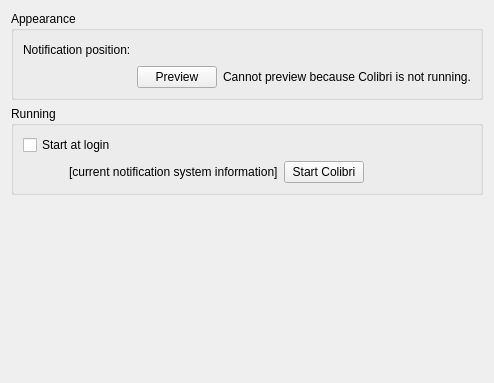
KDE/colibri, file kcm/controlmodule.ui: the form before one commit.
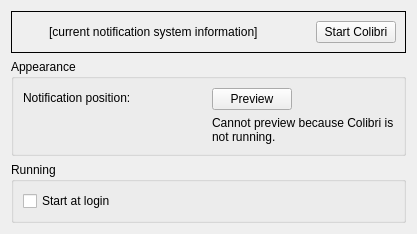
The form after the commit. Custom widgets are drawn as their Qt base class.

```diff
--- a/kcm/controlmodule.ui
+++ b/kcm/controlmodule.ui
@@ -6,16 +6,81 @@
    <rect>
     <x>0</x>
     <y>0</y>
-    <width>410</width>
-    <height>383</height>
+    <width>417</width>
+    <height>234</height>
    </rect>
   </property>
   <layout class="QVBoxLayout" name="verticalLayout_3">
+   <item>
+    <widget class="QFrame" name="stateContainer">
+     <property name="autoFillBackground">
+      <bool>true</bool>
+     </property>
+     <property name="frameShape">
+      <enum>QFrame::Box</enum>
+     </property>
+     <property name="frameShadow">
+      <enum>QFrame::Plain</enum>
+     </property>
+     <layout class="QHBoxLayout" name="horizontalLayout_2">
+      <item>
+       <widget class="QLabel" name="stateIconLabel">
+        <property name="sizePolicy">
+         <sizepolicy hsizetype="Fixed" vsizetype="Fixed">
+          <horstretch>0</horstretch>
+          <verstretch>0</verstretch>
+         </sizepolicy>
+        </property>
+        <property name="minimumSize">
+         <size>
+          <width>22</width>
+          <height>22</height>
+         </size>
+        </property>
+        <property name="text">
+         <string/>
+        </property>
+       </widget>
+      </item>
+      <item>
+       <widget class="QLabel" name="stateTextLabel">
+        <property name="sizePolicy">
+         <sizepolicy hsizetype="Expanding" vsizetype="Preferred">
+          <horstretch>0</horstretch>
+          <verstretch>0</verstretch>
+         </sizepolicy>
+        </property>
+        <property name="text">
+         <string notr="true">[current notification system information]</string>
+        </property>
+        <property name="wordWrap">
+         <bool>true</bool>
+        </property>
+       </widget>
+      </item>
+      <item>
+       <widget class="QPushButton" name="startButton">
+        <property name="sizePolicy">
+         <sizepolicy hsizetype="Fixed" vsizetype="Fixed">
+          <horstretch>0</horstretch>
+          <verstretch>0</verstretch>
+         </sizepolicy>
+        </property>
+        <property name="text">
+         <string>Start Colibri</string>
+        </property>
+       </widget>
+      </item>
+     </layout>
+    </widget>
+   </item>
    <item>
     <widget class="QGroupBox" name="groupBox">
      <property name="title">
       <string>Appearance</string>
      </property>
+     <layout class="QHBoxLayout" name="horizontalLayout_3">
+      <item>
      <layout class="QFormLayout" name="formLayout">
       <item row="0" column="0">
        <widget class="QLabel" name="label">
@@ -36,7 +101,7 @@
           </property>
           <property name="sizeHint" stdset="0">
            <size>
-            <width>40</width>
+              <width>0</width>
             <height>20</height>
            </size>
           </property>
@@ -44,31 +109,49 @@
         </item>
        </layout>
       </item>
-      <item row="1" column="1">
-       <layout class="QHBoxLayout" name="horizontalLayout_3">
+       </layout>
+      </item>
         <item>
+       <layout class="QGridLayout" name="gridLayout">
+        <item row="0" column="0">
          <widget class="QPushButton" name="previewButton">
           <property name="text">
            <string>Preview</string>
           </property>
          </widget>
         </item>
-        <item>
+        <item row="0" column="1">
+         <spacer name="horizontalSpacer_4">
+          <property name="orientation">
+           <enum>Qt::Horizontal</enum>
+          </property>
+          <property name="sizeHint" stdset="0">
+           <size>
+            <width>40</width>
+            <height>20</height>
+           </size>
+          </property>
+         </spacer>
+        </item>
+        <item row="1" column="0" colspan="2">
          <widget class="QLabel" name="previewImpossibleLabel">
           <property name="text">
            <string>Cannot preview because Colibri is not running.</string>
           </property>
+          <property name="wordWrap">
+           <bool>true</bool>
+          </property>
          </widget>
         </item>
-        <item>
-         <spacer name="horizontalSpacer_4">
+        <item row="2" column="0">
+         <spacer name="verticalSpacer_2">
           <property name="orientation">
-           <enum>Qt::Horizontal</enum>
+           <enum>Qt::Vertical</enum>
           </property>
           <property name="sizeHint" stdset="0">
            <size>
-            <width>40</width>
-            <height>20</height>
+            <width>20</width>
+            <height>10</height>
            </size>
           </property>
          </spacer>
@@ -91,84 +174,6 @@
         </property>
        </widget>
       </item>
-      <item>
-       <layout class="QHBoxLayout" name="horizontalLayout_2">
-        <item>
-         <spacer name="horizontalSpacer_2">
-          <property name="orientation">
-           <enum>Qt::Horizontal</enum>
-          </property>
-          <property name="sizeType">
-           <enum>QSizePolicy::Fixed</enum>
-          </property>
-          <property name="sizeHint" stdset="0">
-           <size>
-            <width>24</width>
-            <height>20</height>
-           </size>
-          </property>
-         </spacer>
-        </item>
-        <item>
-         <widget class="QLabel" name="stateIconLabel">
-          <property name="sizePolicy">
-           <sizepolicy hsizetype="Fixed" vsizetype="Fixed">
-            <horstretch>0</horstretch>
-            <verstretch>0</verstretch>
-           </sizepolicy>
-          </property>
-          <property name="minimumSize">
-           <size>
-            <width>16</width>
-            <height>16</height>
-           </size>
-          </property>
-          <property name="text">
-           <string/>
-          </property>
-         </widget>
-        </item>
-        <item>
-         <widget class="QLabel" name="stateTextLabel">
-          <property name="sizePolicy">
-           <sizepolicy hsizetype="Preferred" vsizetype="Preferred">
-            <horstretch>0</horstretch>
-            <verstretch>0</verstretch>
-           </sizepolicy>
-          </property>
-          <property name="text">
-           <string notr="true">[current notification system information]</string>
-          </property>
-         </widget>
-        </item>
-        <item>
-         <widget class="QPushButton" name="startButton">
-          <property name="sizePolicy">
-           <sizepolicy hsizetype="Fixed" vsizetype="Fixed">
-            <horstretch>0</horstretch>
-            <verstretch>0</verstretch>
-           </sizepolicy>
-          </property>
-          <property name="text">
-           <string>Start Colibri</string>
-          </property>
-         </widget>
-        </item>
-        <item>
-         <spacer name="horizontalSpacer_3">
-          <property name="orientation">
-           <enum>Qt::Horizontal</enum>
-          </property>
-          <property name="sizeHint" stdset="0">
-           <size>
-            <width>40</width>
-            <height>20</height>
-           </size>
-          </property>
-         </spacer>
-        </item>
-       </layout>
-      </item>
      </layout>
     </widget>
    </item>
@@ -180,7 +185,7 @@
      <property name="sizeHint" stdset="0">
       <size>
        <width>20</width>
-       <height>242</height>
+       <height>0</height>
       </size>
      </property>
     </spacer>
```
Lines whose indentation alone changed are shown as unchanged.
